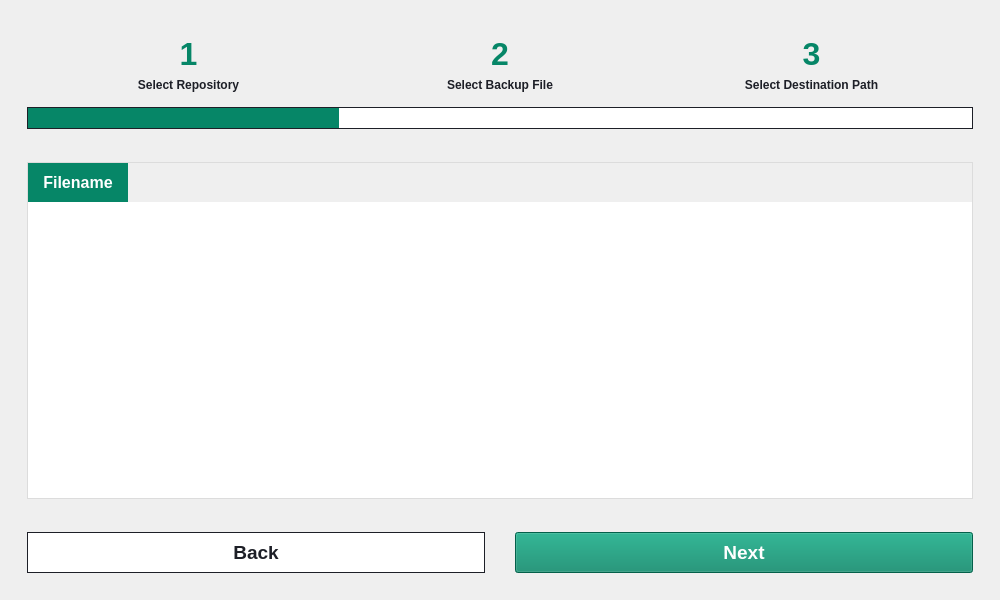
First picture: the form in src/gui/tabs/restore_tab.ui, repository HPE-Backup-and-Recovery-System/ResilioZ, before the edit.
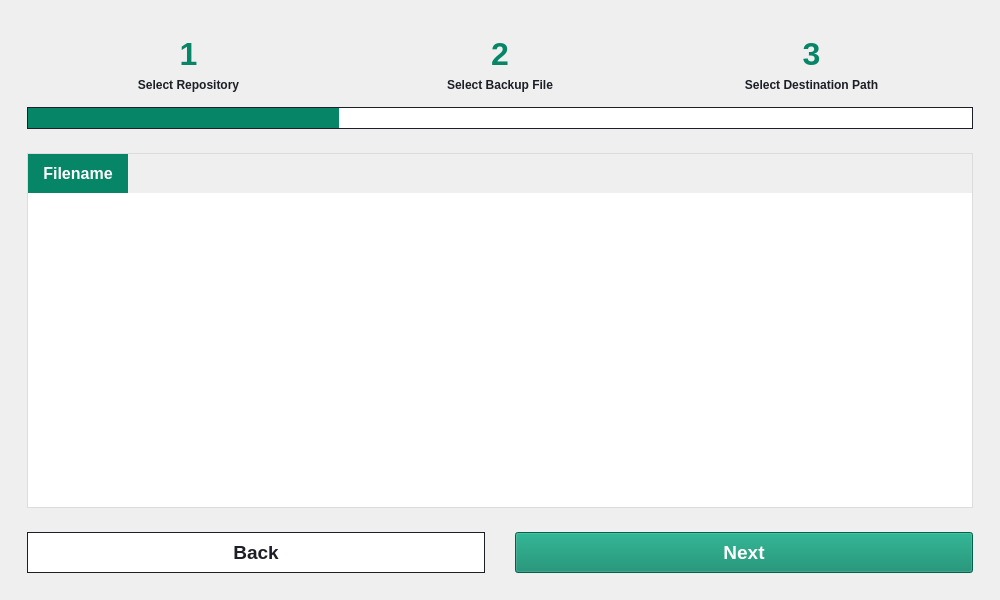
Second picture: the form after the edit. Icons and pictures are not drawn.

Commit message: Fixed Restore CLI Crash Issue

```diff
--- a/src/gui/tabs/restore_tab.ui
+++ b/src/gui/tabs/restore_tab.ui
@@ -398,9 +398,15 @@
                        <property name="leftMargin">
                         <number>0</number>
                        </property>
+                       <property name="topMargin">
+                        <number>0</number>
+                       </property>
                        <property name="rightMargin">
                         <number>0</number>
                        </property>
+                       <property name="bottomMargin">
+                        <number>0</number>
+                       </property>
                        <item row="0" column="0">
                         <widget class="QTableWidget" name="fileTable">
                          <property name="styleSheet">
```
The commit also changes 7 other files.
